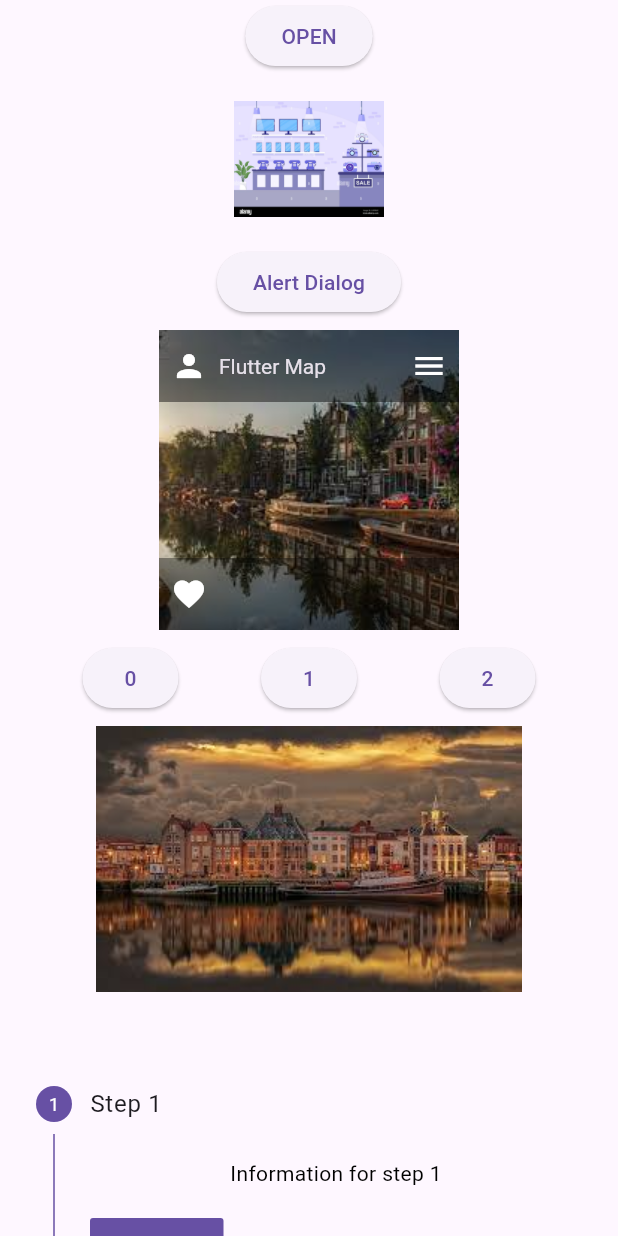
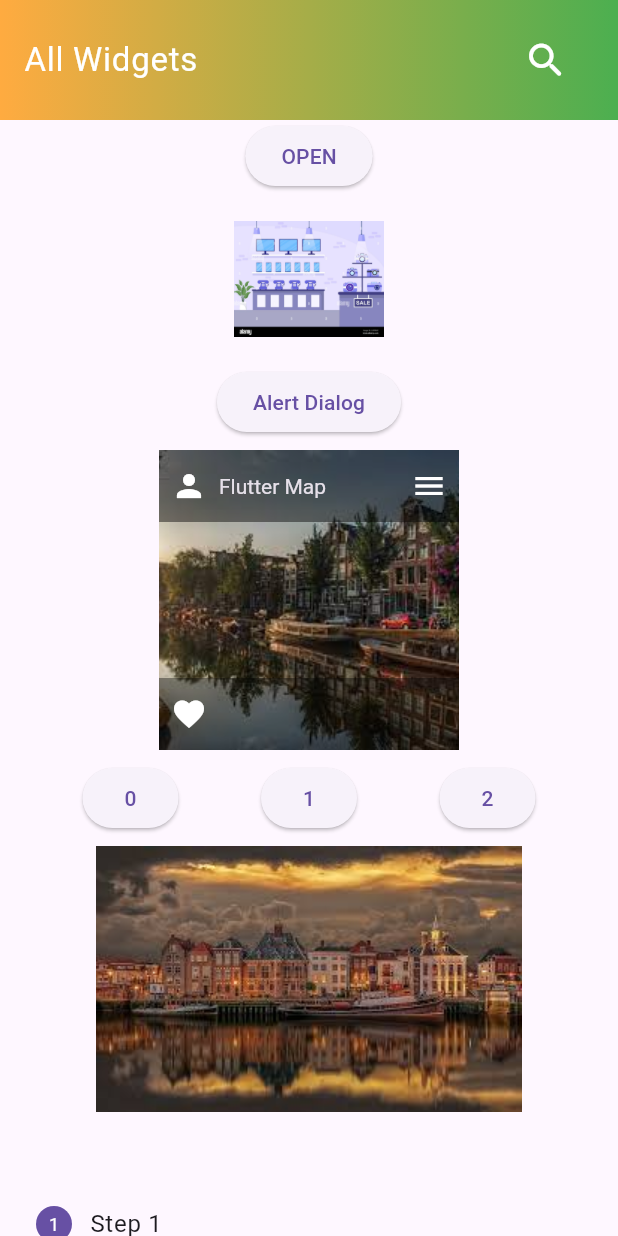
Before and after one commit to harshal727/firebasedemo, a Flutter app: the AllWidgets screen opened directly, on a phone screen of 412 x 824 dp. Run offline on Flutter 3.47's test engine with Material 3 defaults, Android fonts, the light colour scheme and no system bars; our stand-ins replace awesome_notifications, carousel_slider, cloud_firestore, firebase_auth, firebase_core, firebase_storage and 8 more; missing offline and left inert: razorpay_flutter, sms_otp_auto_verify; accounts and stored records are empty.

Commit message:
update appbar

```diff
--- a/lib/all_widgets.dart
+++ b/lib/all_widgets.dart
@@ -19,30 +19,30 @@ class _AllWidgetsState extends State<AllWidgets> with TickerProviderStateMixin {
   @override
   Widget build(BuildContext context) {
     return Scaffold(
-      // appBar: PreferredSize(
-      //   preferredSize: const Size.fromHeight(80),
-      //   child: Container(
-      //     height: 120,
-      //     decoration: const BoxDecoration(
-      //         gradient:
-      //             LinearGradient(colors: [Colors.orangeAccent, Colors.green])),
-      //     child: Center(
-      //       child: ListTile(
-      //         trailing: IconButton(
-      //             onPressed: () {},
-      //             icon: const Icon(
-      //               Icons.search_rounded,
-      //               color: Colors.white,
-      //               size: 30,
-      //             )),
-      //         title: const Text(
-      //           "All Widgets",
-      //           style: TextStyle(color: Colors.white, fontSize: 22),
-      //         ),
-      //       ),
-      //     ),
-      //   ),
-      // ),
+      appBar: PreferredSize(
+        preferredSize: const Size.fromHeight(80),
+        child: Container(
+          height: 200,
+          decoration: const BoxDecoration(
+              gradient:
+                  LinearGradient(colors: [Colors.orangeAccent, Colors.green])),
+          child: Center(
+            child: ListTile(
+              trailing: IconButton(
+                  onPressed: () {},
+                  icon: const Icon(
+                    Icons.search_rounded,
+                    color: Colors.white,
+                    size: 30,
+                  )),
+              title: const Text(
+                "All Widgets",
+                style: TextStyle(color: Colors.white, fontSize: 22),
+              ),
+            ),
+          ),
+        ),
+      ),
       body: Center(
         child: SingleChildScrollView(
           child: Column(
```
